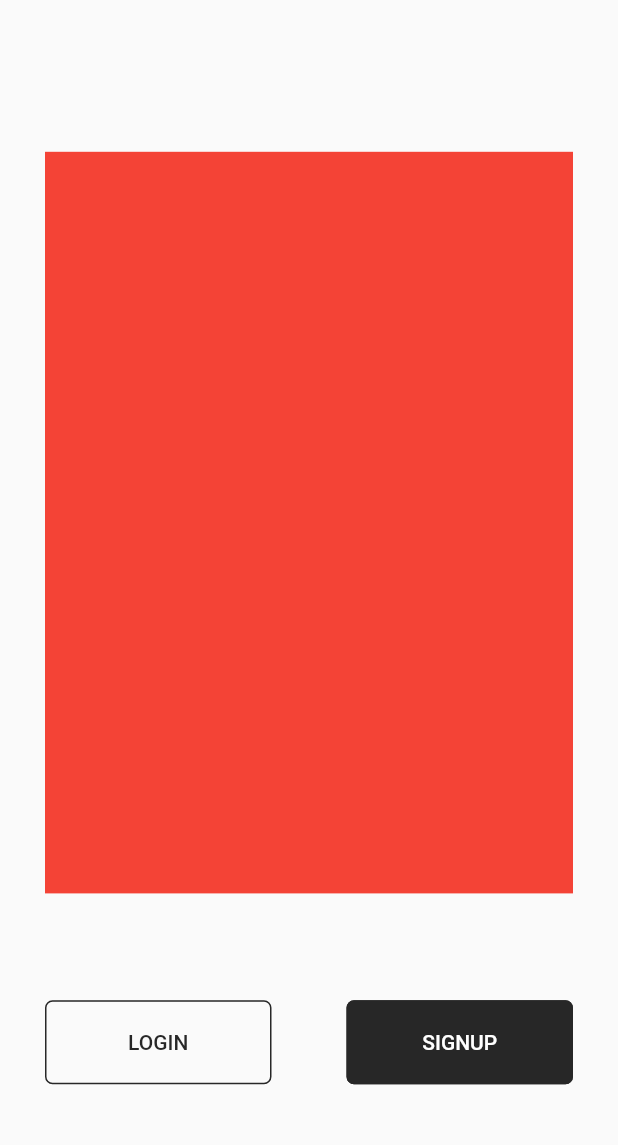
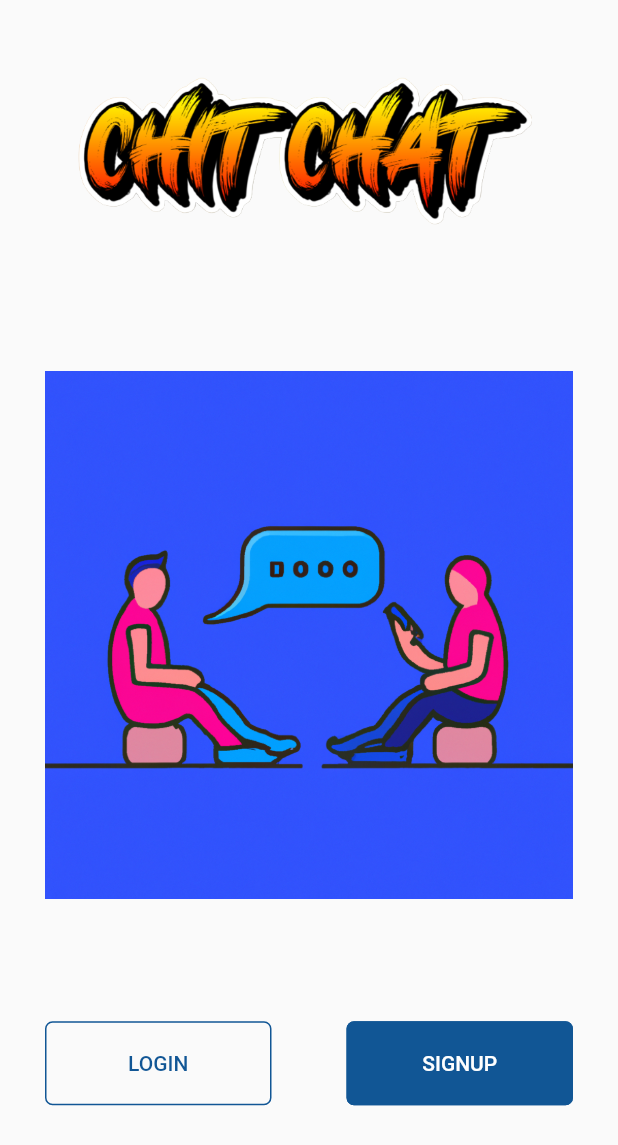
Before and after one commit to NishivSingh/chat-app, a Flutter app: the MainScreen screen opened directly, on a phone screen of 412 x 824 dp. Shown: the top 1145 px of the screen. Run offline on Flutter 3.47's test engine with Material 2 defaults, Android fonts, the phone set to English and light mode, and no system bars; our stand-ins replace cloud_firestore, firebase_auth, firebase_core, flutter_otp_text_field, google_fonts, grouped_list; accounts and stored records are empty.

```diff
--- a/lib/src/reusable_widgets/reusable_form_footer.dart
+++ b/lib/src/reusable_widgets/reusable_form_footer.dart
@@ -1,5 +1,3 @@
-import 'package:chat_app/src/utils/constants/images.dart';
-import 'package:chat_app/src/utils/constants/text.dart';
 import 'package:flutter/material.dart';
 
 class FormFooterWidget extends StatelessWidget {
--- a/lib/src/screens/auth/main_screen.dart
+++ b/lib/src/screens/auth/main_screen.dart
@@ -1,6 +1,7 @@
 import 'package:chat_app/src/screens/auth/auth.dart';
 import 'package:chat_app/src/screens/auth/sign_in/signin_screen.dart';
 import 'package:chat_app/src/screens/auth/sign_up/signup_screen.dart';
+import 'package:chat_app/src/utils/constants/images.dart';
 import 'package:chat_app/src/utils/constants/size.dart';
 import 'package:chat_app/src/utils/constants/text.dart';
 import 'package:firebase_auth/firebase_auth.dart';
@@ -22,11 +23,23 @@ class MainScreen extends StatelessWidget {
       child: Scaffold(
         body: Container(
           padding: const EdgeInsets.all(defaultSize),
+          child: SingleChildScrollView(
             child: Column(
               mainAxisAlignment: MainAxisAlignment.spaceEvenly,
               crossAxisAlignment: CrossAxisAlignment.center,
               children: [
-              Container(color: Colors.red, height: screenHeight * 0.6),
+                const Image(
+                  image: AssetImage(titleImage),
+                  // height: screenHeight * 0.2,
+                ),
+                Image(
+                  image: const AssetImage(mainScreenImage),
+                  height: screenHeight * 0.6,
+                  // width: size.height * 0.3,
+                ),
+                const SizedBox(
+                  height: 10,
+                ),
                 Row(
                   children: [
                     Expanded(
@@ -56,6 +69,7 @@ class MainScreen extends StatelessWidget {
             ),
           ),
         ),
+      ),
     );
   }
 }
--- a/lib/src/screens/auth/widget_tree.dart
+++ b/lib/src/screens/auth/widget_tree.dart
@@ -1,5 +1,5 @@
 import 'package:chat_app/src/screens/auth/auth.dart';
-import 'package:chat_app/src/screens/auth/sign_in/signin_screen.dart';
+import 'package:chat_app/src/screens/auth/main_screen.dart';
 import 'package:chat_app/src/screens/user_screens/home_screen.dart';
 import 'package:firebase_auth/firebase_auth.dart';
 import 'package:flutter/material.dart';
@@ -22,7 +22,7 @@ class _WidgetTreeState extends State<WidgetTree> {
         } else if (snapshot.hasData) {
           return const HomeScreen();
         } else {
-          return const SignIn();
+          return MainScreen();
         }
       },
     );
--- a/lib/src/utils/constants/images.dart
+++ b/lib/src/utils/constants/images.dart
@@ -2,3 +2,5 @@
 const String logInImage = "assets/images/signinImage.png";
 const String signUpImage = "assets/images/signupImage.png";
 const String googleLogoImage = "assets/logos/google-logo.png";
+const String mainScreenImage = "assets/images/mainscreen.jpg";
+const String titleImage = "assets/images/title.png";
--- a/lib/src/utils/themes/app_bar.dart
+++ b/lib/src/utils/themes/app_bar.dart
@@ -5,10 +5,10 @@ class CustomAppBarTheme {
   CustomAppBarTheme._();
 
   static const lightAppBarTheme = AppBarTheme(
-    color: accentColor,
+    color: lightAccentColor,
   );
   static const darkAppBarTheme = AppBarTheme(
-    color: primaryColor,
+    color: darkAccentColor,
     foregroundColor: darkColor,
   );
 }
--- a/lib/src/utils/themes/elevated_button_theme.dart
+++ b/lib/src/utils/themes/elevated_button_theme.dart
@@ -2,27 +2,25 @@ import 'package:chat_app/src/utils/constants/colors.dart';
 import 'package:chat_app/src/utils/constants/size.dart';
 import 'package:flutter/material.dart';
 
-class CustomElevatedButtonTheme{
+class CustomElevatedButtonTheme {
   CustomElevatedButtonTheme._();
 
   static final lightElevatedButtonTheme = ElevatedButtonThemeData(
       style: ElevatedButton.styleFrom(
           elevation: 0,
           foregroundColor: whiteColor,
-      backgroundColor: secondaryColor,
-      side: const BorderSide(color: secondaryColor),
+          backgroundColor: lightAccentColor,
+          side: const BorderSide(color: lightAccentColor),
           padding: const EdgeInsets.symmetric(vertical: buttonheight),
-      shape: RoundedRectangleBorder(borderRadius: BorderRadius.circular(5))
-    )
-  );
+          shape:
+              RoundedRectangleBorder(borderRadius: BorderRadius.circular(5))));
   static final darkElevatedButtonTheme = ElevatedButtonThemeData(
       style: ElevatedButton.styleFrom(
           elevation: 0,
-      foregroundColor: secondaryColor,
-      backgroundColor: whiteColor,
-      side: const BorderSide(color: whiteColor),
+          foregroundColor: blackColor,
+          backgroundColor: darkAccentColor,
+          side: const BorderSide(color: darkAccentColor),
           padding: const EdgeInsets.symmetric(vertical: buttonheight),
-      shape: RoundedRectangleBorder(borderRadius: BorderRadius.circular(5))
-    )
-  );
+          shape:
+              RoundedRectangleBorder(borderRadius: BorderRadius.circular(5))));
 }
--- a/lib/src/utils/themes/input_decoration_theme.dart
+++ b/lib/src/utils/themes/input_decoration_theme.dart
@@ -7,17 +7,22 @@ class CustomInputDecorationTheme {
   static InputDecorationTheme lightInputDecorationTheme =
       const InputDecorationTheme(
           border: OutlineInputBorder(),
-          prefixIconColor: secondaryColor,
-          floatingLabelStyle: TextStyle(color: secondaryColor),
+          enabledBorder: OutlineInputBorder(
+              borderSide: BorderSide(width: 0.5, color: lightAccentColor)),
+          prefixIconColor: lightAccentColor,
+          floatingLabelStyle: TextStyle(color: lightAccentColor),
+          fillColor: lightAccentColor,
           focusedBorder: OutlineInputBorder(
-              borderSide: BorderSide(width: 2, color: secondaryColor))
-          );
+              borderSide: BorderSide(width: 2, color: lightAccentColor)));
   static InputDecorationTheme darkInputDecorationTheme =
       const InputDecorationTheme(
           border: OutlineInputBorder(),
-          prefixIconColor: primaryColor,
-          floatingLabelStyle: TextStyle(color: primaryColor),
+          prefixIconColor: darkAccentColor,
+          enabledBorder:
+              OutlineInputBorder(
+                  borderSide: BorderSide(width: 0.5, color: darkAccentColor)),
+          floatingLabelStyle: TextStyle(color: darkAccentColor),
+          fillColor: darkAccentColor,
           focusedBorder: OutlineInputBorder(
-              borderSide: BorderSide(width: 2, color: primaryColor))
-          );
+              borderSide: BorderSide(width: 2, color: darkAccentColor)));
 }
--- a/lib/src/utils/themes/outlined_button_theme.dart
+++ b/lib/src/utils/themes/outlined_button_theme.dart
@@ -2,23 +2,20 @@ import 'package:chat_app/src/utils/constants/colors.dart';
 import 'package:chat_app/src/utils/constants/size.dart';
 import 'package:flutter/material.dart';
 
-class CustomOutlinedButtonTheme{
+class CustomOutlinedButtonTheme {
   CustomOutlinedButtonTheme._();
 
   static final lightOutlinedButtonTheme = OutlinedButtonThemeData(
-    style: OutlinedButton.styleFrom(
-      shape: RoundedRectangleBorder(borderRadius: BorderRadius.circular(5)),
-      foregroundColor: secondaryColor,
-      side: const BorderSide(color: secondaryColor),
-      padding: const EdgeInsets.symmetric(vertical: buttonheight)
-    )
-  );
+      style: OutlinedButton.styleFrom(
+          shape: RoundedRectangleBorder(borderRadius: BorderRadius.circular(5)),
+          foregroundColor: lightAccentColor,
+          side: const BorderSide(color: lightAccentColor),
+          padding: const EdgeInsets.symmetric(vertical: buttonheight)));
+
   static final darkOutlinedButtonTheme = OutlinedButtonThemeData(
-    style: OutlinedButton.styleFrom(
-      shape: RoundedRectangleBorder(borderRadius: BorderRadius.circular(5)),
-      foregroundColor: whiteColor,
-      side: const BorderSide(color: whiteColor),
-      padding: const EdgeInsets.symmetric(vertical: buttonheight)
-    )
-  );
+      style: OutlinedButton.styleFrom(
+          shape: RoundedRectangleBorder(borderRadius: BorderRadius.circular(5)),
+          foregroundColor: darkAccentColor,
+          side: const BorderSide(color: darkAccentColor),
+          padding: const EdgeInsets.symmetric(vertical: buttonheight)));
 }
--- a/lib/src/utils/themes/text_theme.dart
+++ b/lib/src/utils/themes/text_theme.dart
@@ -7,21 +7,21 @@ class CustomTextTheme {
 
   static TextTheme lightTextTheme = TextTheme(
     displayLarge: GoogleFonts.montserrat(
-        fontSize: 28, fontWeight: FontWeight.bold, color: accentColor),
+        fontSize: 28, fontWeight: FontWeight.bold, color: darkColor),
     displayMedium: GoogleFonts.montserrat(
-        fontSize: 24, fontWeight: FontWeight.w700, color: accentColor),
+        fontSize: 24, fontWeight: FontWeight.w700, color: darkColor),
     displaySmall: GoogleFonts.poppins(
-        fontSize: 24, fontWeight: FontWeight.w700, color: accentColor),
+        fontSize: 24, fontWeight: FontWeight.w700, color: darkColor),
     headlineMedium: GoogleFonts.poppins(
-        fontSize: 16, fontWeight: FontWeight.w600, color: accentColor),
+        fontSize: 16, fontWeight: FontWeight.w600, color: darkColor),
     headlineSmall: GoogleFonts.poppins(
-        fontSize: 16, fontWeight: FontWeight.w600, color: accentColor),
+        fontSize: 16, fontWeight: FontWeight.w600, color: darkColor),
     titleLarge: GoogleFonts.poppins(
-        fontSize: 14, fontWeight: FontWeight.w600, color: accentColor),
+        fontSize: 14, fontWeight: FontWeight.w600, color: darkColor),
     bodyLarge: GoogleFonts.poppins(
-        fontSize: 14, fontWeight: FontWeight.normal, color: accentColor),
+        fontSize: 14, fontWeight: FontWeight.normal, color: darkColor),
     bodyMedium: GoogleFonts.poppins(
-        fontSize: 14, fontWeight: FontWeight.normal, color: accentColor),
+        fontSize: 14, fontWeight: FontWeight.normal, color: darkColor),
   );
   static TextTheme darkTextTheme = TextTheme(
     displayLarge: GoogleFonts.montserrat(
```
Also changed, not shown: lib/src/screens/auth/sign_up/signup_screen_widgets.dart (+6 -3 lines), lib/src/screens/user_screens/chat/chat_bubble.dart (+4 -3 lines), lib/src/screens/user_screens/chat/chat_page.dart (+8 -8 lines), lib/src/screens/user_screens/chat/chat_screen.dart (+6 -16 lines), lib/src/screens/user_screens/connect/connect_screen.dart (+5 -4 lines), lib/src/screens/user_screens/home_screen.dart (+1 -34 lines), lib/src/screens/user_screens/profile/profile_screen.dart (+68 -16 lines), lib/src/utils/constants/colors.dart (+3 -4 lines), assets/images/mainscreen.jpg (added), assets/images/title.png (added). Lines whose indentation alone changed are shown as unchanged.
